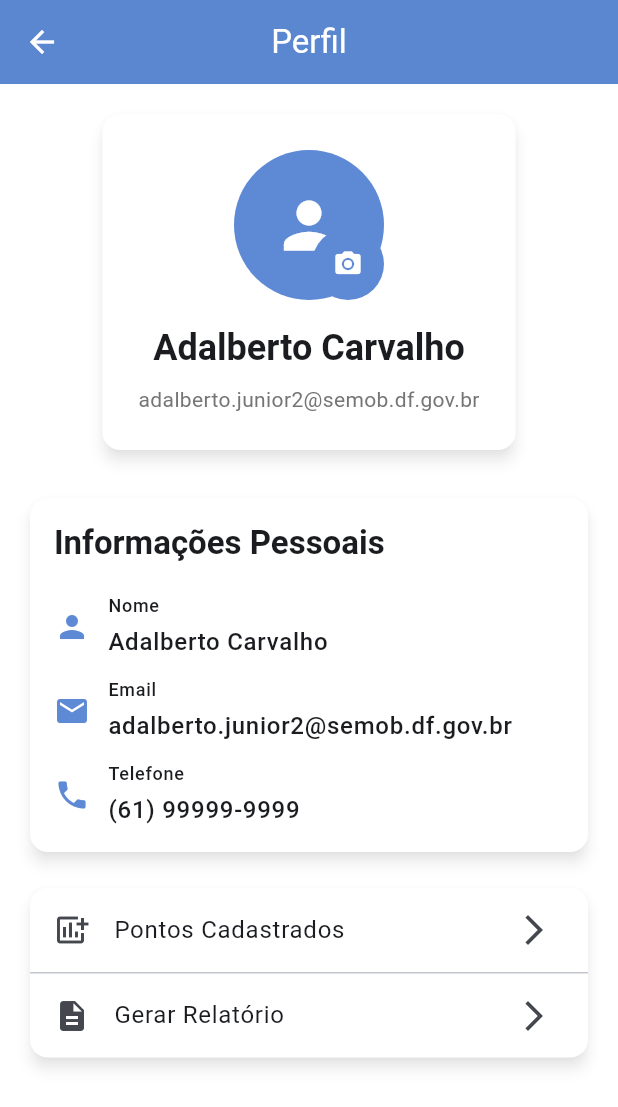
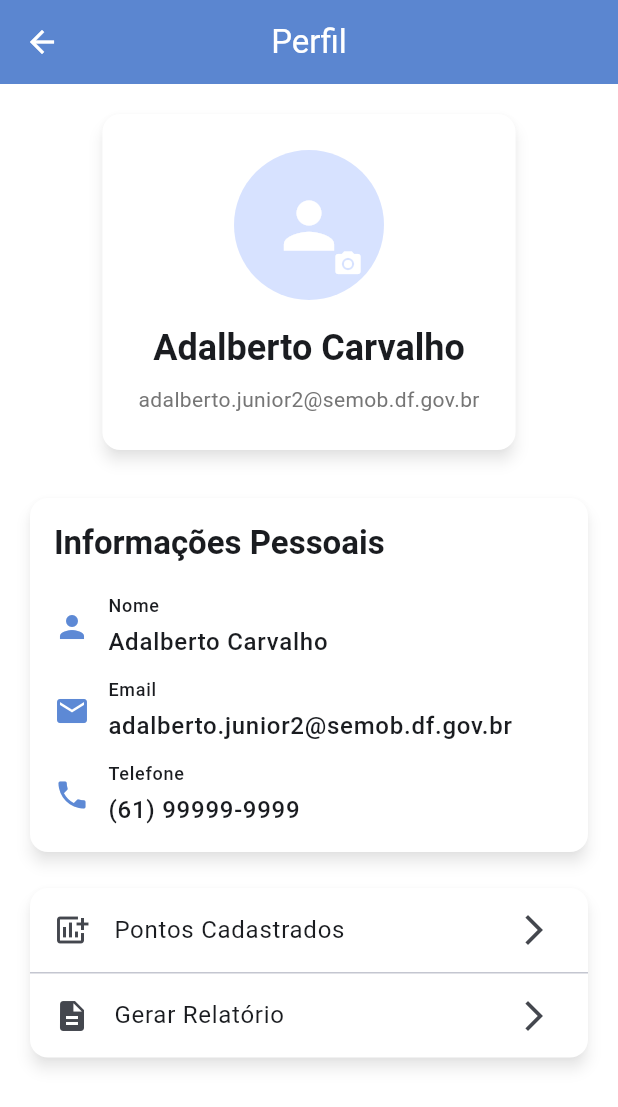
Before and after one commit to adalbertocarv/ponto_taxi_df, a Flutter app: the Perfil screen opened directly, on a phone screen of 412 x 824 dp. Shown: the top 1107 px of the screen. Run offline on Flutter 3.47's test engine with Material 3 defaults, Android fonts, the light colour scheme and no system bars; our stand-ins replace audioplayers, curved_navigation_bar, flutter_map, flutter_speed_dial, geolocator, latlong2 and 2 more; missing offline and left inert: flutter_confetti; accounts and stored records are empty; statements that could not run were skipped.

```diff
--- a/lib/views/screens/perfil.dart
+++ b/lib/views/screens/perfil.dart
@@ -32,9 +32,7 @@ class Perfil extends StatelessWidget {
                           children: [
                       CircleAvatar(
                       radius: 50,
-                              backgroundColor: themeProvider.isDarkMode
-                                  ? ThemeProvider.primaryColorDark
-                                  : ThemeProvider.primaryColor,
+                      backgroundColor: themeProvider.primaryColor,
                       backgroundImage: usuario.fotoPath != null
                           ? AssetImage(usuario.fotoPath!)
                           : null,
@@ -48,9 +46,7 @@ class Perfil extends StatelessWidget {
                     ),
                     Container(
                               decoration: BoxDecoration(
-                                color: themeProvider.isDarkMode
-                                    ? ThemeProvider.primaryColorDark
-                                    : ThemeProvider.primaryColor,
+                                color:themeProvider.primaryColor,
                                 shape: BoxShape.circle,
                               ),
                               child: IconButton(
```
Lines whose indentation alone changed are shown as unchanged.
